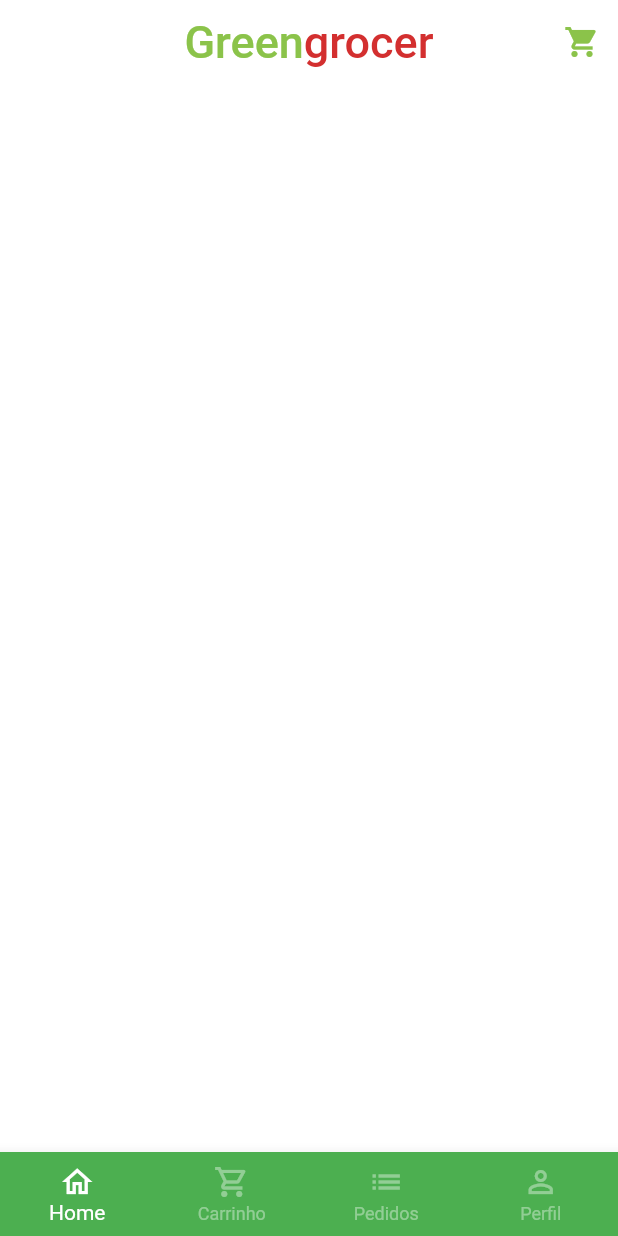
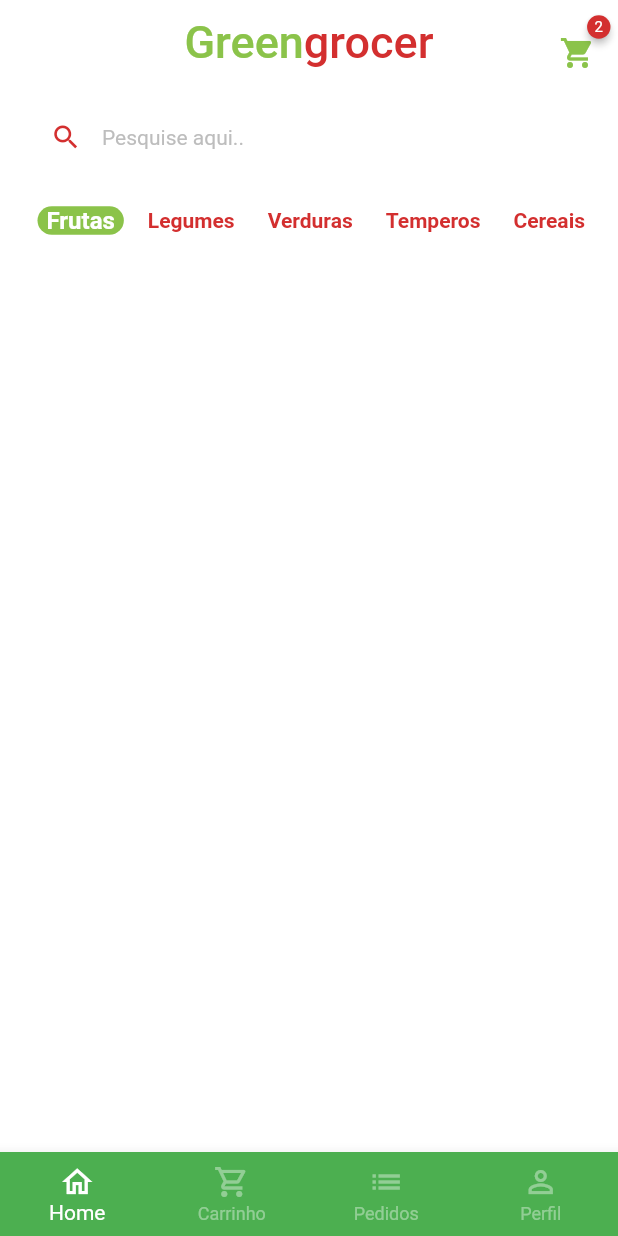
Before and after one commit to renatorv/greengrocer, a Flutter app: the BaseScreen screen opened directly, on a phone screen of 412 x 824 dp. Run offline on Flutter 3.47's test engine with Material 2 defaults, Android fonts, the phone set to English and light mode, and no system bars; drawn by our look-alikes of badges; our stand-ins replace animated_text_kit, mask_text_input_formatter.

Commit message:
Final da aula 20 - Lista de Categorias.

```diff
--- a/lib/main.dart
+++ b/lib/main.dart
@@ -16,7 +16,7 @@ class MyApp extends StatelessWidget {
       debugShowCheckedModeBanner: false,
       theme: ThemeData(
         primarySwatch: Colors.green,
-        scaffoldBackgroundColor: Colors.white.withAlpha(190)
+        scaffoldBackgroundColor: Colors.white.withAlpha(190),
       ),
       home: const SignInScreen(),
     );
--- a/lib/src/base/base_screen.dart
+++ b/lib/src/base/base_screen.dart
@@ -19,7 +19,7 @@ class _BaseScreenState extends State<BaseScreen> {
         physics: const NeverScrollableScrollPhysics(),
         controller: pageController,
         children: [
-          const HomeTab(),
+          HomeTab(),
           Container(color: Colors.red),
           Container(color: Colors.blue),
           Container(color: Colors.purple),
--- /dev/null
+++ b/lib/src/home/components/category_tile.dart
@@ -0,0 +1,41 @@
+import 'package:flutter/material.dart';
+import 'package:greengrocer/src/config/custom_colors.dart';
+
+class CategoryTile extends StatelessWidget {
+  final String category;
+  final bool isSelected;
+  final VoidCallback onPressed;
+
+  const CategoryTile({
+    Key? key,
+    required this.category,
+    required this.isSelected,
+    required this.onPressed,
+  }) : super(key: key);
+
+  @override
+  Widget build(BuildContext context) {
+    return GestureDetector(
+      onTap: onPressed,
+      child: Align(
+        alignment: Alignment.center,
+        child: Container(
+          padding: EdgeInsets.symmetric(horizontal: 6),
+          decoration: BoxDecoration(
+              borderRadius: BorderRadius.circular(10),
+              color: isSelected
+                  ? CustomColors.customSwatchColor
+                  : Colors.transparent),
+          child: Text(
+            category,
+            style: TextStyle(
+              color: isSelected ? Colors.white : CustomColors.customContrastColor,
+              fontWeight: FontWeight.bold,
+              fontSize: isSelected ? 16 : 14,
+            ),
+          ),
+        ),
+      ),
+    );
+  }
+}
--- a/lib/src/home/home_tab.dart
+++ b/lib/src/home/home_tab.dart
@@ -1,8 +1,26 @@
+import 'package:badges/badges.dart';
 import 'package:flutter/material.dart';
 import 'package:greengrocer/src/config/custom_colors.dart';
 
-class HomeTab extends StatelessWidget {
-  const HomeTab({Key? key}) : super(key: key);
+import 'components/category_tile.dart';
+
+class HomeTab extends StatefulWidget {
+  HomeTab({Key? key}) : super(key: key);
+
+  @override
+  State<HomeTab> createState() => _HomeTabState();
+}
+
+class _HomeTabState extends State<HomeTab> {
+  List<String> categories = [
+    'Frutas',
+    'Legumes',
+    'Verduras',
+    'Temperos',
+    'Cereais',
+  ];
+
+  String selectedCategory = 'Frutas';
 
   @override
   Widget build(BuildContext context) {
@@ -27,12 +45,79 @@ class HomeTab extends StatelessWidget {
             ],
           ),
         ),
-        actions: [IconButton(onPressed: () {}, icon: Icon(Icons.shopping_cart, color: CustomColors.customSwatchColor,),),],
+        actions: [
+          Padding(
+            padding: const EdgeInsets.only(top: 15, right: 15),
+            child: GestureDetector(
+              onTap: () {},
+              child: Badge(
+                  badgeColor: CustomColors.customContrastColor,
+                  badgeContent: const Text(
+                    '2',
+                    style: TextStyle(color: Colors.white, fontSize: 10),
+                  ),
+                  child: Icon(
+                    Icons.shopping_cart,
+                    color: CustomColors.customSwatchColor,
+                  )),
+            ),
+          ),
+        ],
       ),
 
       // Pesquisa
-
-      // Categorias
+      body: Column(
+        children: [
+          Padding(
+            padding: const EdgeInsets.symmetric(horizontal: 20, vertical: 10),
+            child: TextFormField(
+              decoration: InputDecoration(
+                filled: true,
+                fillColor: Colors.white,
+                isDense: true,
+                hintText: 'Pesquise aqui..',
+                hintStyle: TextStyle(
+                  color: Colors.grey.shade400,
+                  fontSize: 14,
+                ),
+                prefixIcon: Icon(
+                  Icons.search,
+                  color: CustomColors.customContrastColor,
+                  size: 21,
+                ),
+                border: OutlineInputBorder(
+                  borderRadius: BorderRadius.circular(60),
+                  borderSide: const BorderSide(
+                    width: 0,
+                    style: BorderStyle.none,
+                  ),
+                ),
+              ),
+            ),
+          ),
+          // Categorias
+          Container(
+            padding: const EdgeInsets.only(left: 25),
+            height: 40,
+            child: ListView.separated(
+              scrollDirection: Axis.horizontal,
+              itemBuilder: (_, index) {
+                return CategoryTile(
+                  onPressed: () {
+                    setState(() {
+                      selectedCategory = categories[index];
+                    });
+                  },
+                  category: categories[index],
+                  isSelected: categories[index] == selectedCategory,
+                );
+              },
+              separatorBuilder: (_, index) => const SizedBox(width: 10),
+              itemCount: categories.length,
+            ),
+          ),
+        ],
+      ),
 
       // Grid
     );
--- a/pubspec.yaml
+++ b/pubspec.yaml
@@ -36,6 +36,7 @@ dependencies:
   cupertino_icons: ^1.0.2
   animated_text_kit: ^4.2.1
   mask_text_input_formatter: ^2.3.0
+  badges: ^2.0.3
 
 dev_dependencies:
   flutter_test:
```
Also changed, not shown: pubspec.lock.
